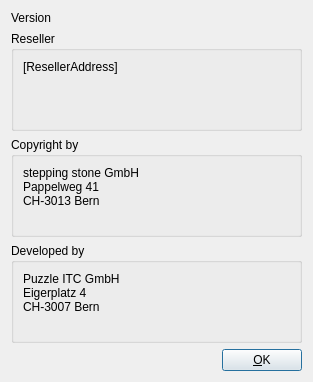
Above: src/gui/about_dialog.ui from stepping-stone/sepiola before the change. Below: the same form after it.
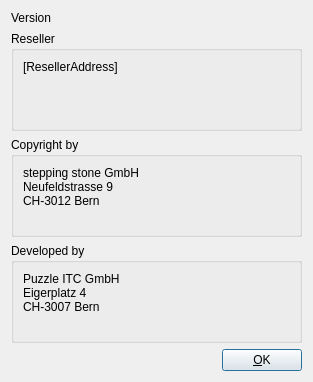
That is the form after the change. Icons and pictures are not drawn.

Commit message: stepping-stone post-address modified to "Neufeldstrasse 9"

```diff
--- a/src/gui/about_dialog.ui
+++ b/src/gui/about_dialog.ui
@@ -86,8 +86,8 @@
         </property>
         <property name="text" >
          <string>stepping stone GmbH&#xd;
-Pappelweg 41&#xd;
-CH-3013 Bern</string>
+Neufeldstrasse 9&#xd;
+CH-3012 Bern</string>
         </property>
         <property name="alignment" >
          <set>Qt::AlignLeading|Qt::AlignLeft|Qt::AlignTop</set>
```
